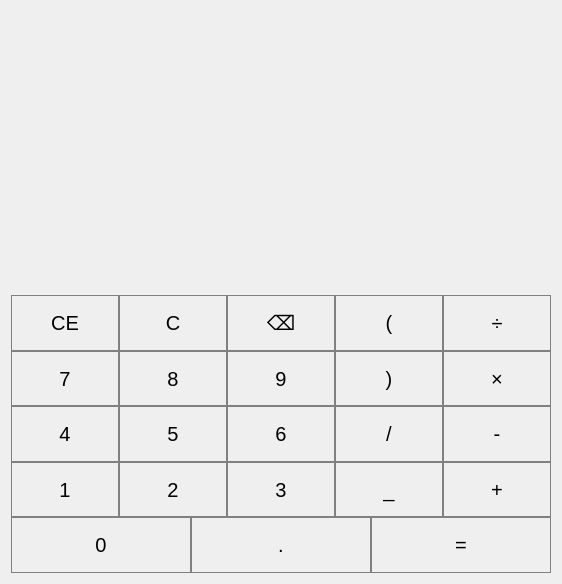
Old version of the form mainwindow.ui in the repository Meestermoo2/MixedNumberCalculator.
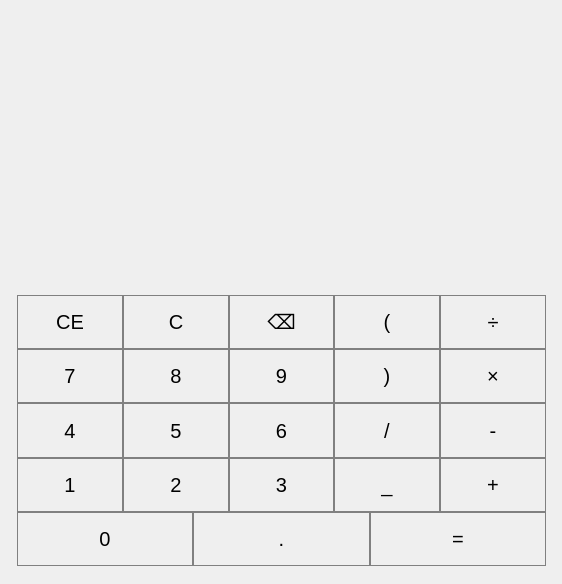
New version of the form.

Patch:
```diff
--- a/mainwindow.ui
+++ b/mainwindow.ui
@@ -14,8 +14,15 @@
    <string>MainWindow</string>
   </property>
   <widget class="QWidget" name="centralWidget">
-   <layout class="QGridLayout" name="gridLayout">
-    <item row="0" column="0">
+   <widget class="QWidget" name="">
+    <property name="geometry">
+     <rect>
+      <x>6</x>
+      <y>6</y>
+      <width>551</width>
+      <height>571</height>
+     </rect>
+    </property>
      <layout class="QVBoxLayout" name="verticalLayout_2">
       <item>
        <layout class="QVBoxLayout" name="verticalLayout">
@@ -781,8 +788,7 @@
        </layout>
       </item>
      </layout>
-    </item>
-   </layout>
+   </widget>
   </widget>
  </widget>
  <layoutdefault spacing="6" margin="11"/>
```
Left out of the diff: 17 changed lines with no effect on the pictures. Lines whose indentation alone changed are shown as unchanged.
